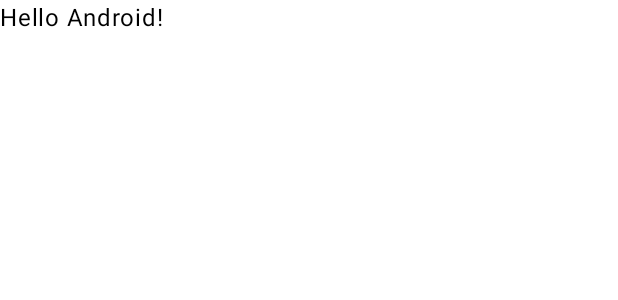
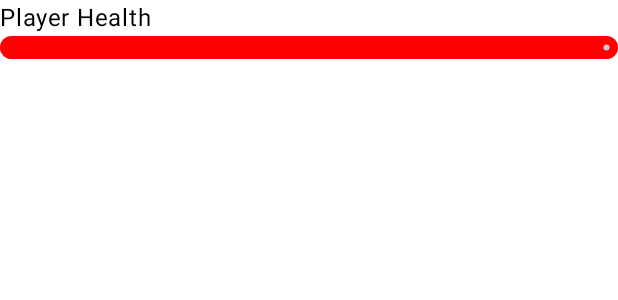
Before and after one commit to JustusUurtimo/Korttipakkka, an Android app built with Jetpack Compose: the @Preview function GreetingPreview, on a phone screen of 412 x 824 dp. Shown: the top 300 px of the screen. Run offline under Robolectric (Android 15) with nearby library versions, the phone set to English and light mode, and no system bars.

Commit message:
mvp hp bar

```diff
--- a/app/src/main/java/com/sq/thed_ck_licker/MainActivity.kt
+++ b/app/src/main/java/com/sq/thed_ck_licker/MainActivity.kt
@@ -7,10 +7,10 @@ import androidx.activity.enableEdgeToEdge
 import androidx.compose.foundation.layout.fillMaxSize
 import androidx.compose.foundation.layout.padding
 import androidx.compose.material3.Scaffold
-import androidx.compose.material3.Text
 import androidx.compose.runtime.Composable
 import androidx.compose.ui.Modifier
 import androidx.compose.ui.tooling.preview.Preview
+import com.sq.thed_ck_licker.player.HealthBar
 import com.sq.thed_ck_licker.ui.theme.TheD_ck_LickerTheme
 
 class MainActivity : ComponentActivity() {
@@ -20,28 +20,17 @@ class MainActivity : ComponentActivity() {
         setContent {
             TheD_ck_LickerTheme {
                 Scaffold(modifier = Modifier.fillMaxSize()) { innerPadding ->
-                    Greeting(
-                        name = "Android",
-                        modifier = Modifier.padding(innerPadding)
-                    )
+                    HealthBar(0f, modifier = Modifier.padding(innerPadding))
                 }
             }
         }
     }
 }
 
-@Composable
-fun Greeting(name: String, modifier: Modifier = Modifier) {
-    Text(
-        text = "Hello $name!",
-        modifier = modifier
-    )
-}
-
 @Preview(showBackground = true)
 @Composable
 fun GreetingPreview() {
     TheD_ck_LickerTheme {
-        Greeting("Android")
+        HealthBar(0f)
     }
 }
--- /dev/null
+++ b/app/src/main/java/com/sq/thed_ck_licker/player/Player.kt
@@ -0,0 +1,29 @@
+package com.sq.thed_ck_licker.player
+
+import androidx.compose.foundation.layout.Column
+import androidx.compose.foundation.layout.fillMaxWidth
+import androidx.compose.foundation.layout.height
+import androidx.compose.material3.LinearProgressIndicator
+import androidx.compose.material3.Text
+import androidx.compose.runtime.Composable
+import androidx.compose.ui.Modifier
+import androidx.compose.ui.graphics.Color
+import androidx.compose.ui.unit.dp
+
+@Composable
+fun HealthBar(health: Float, modifier: Modifier = Modifier) {
+    Column(modifier = modifier.fillMaxWidth()) {
+        Text(
+            text = "Player Health",
+            modifier = modifier
+        )
+        LinearProgressIndicator(
+            progress = { health },
+            modifier = Modifier
+                .fillMaxWidth()
+                .height(15.dp),
+            color = Color.LightGray,
+            trackColor = Color.Red, //remaining health
+        )
+    }
+}
--- a/app/src/main/res/values/strings.xml
+++ b/app/src/main/res/values/strings.xml
@@ -1,3 +1,3 @@
 <resources>
-    <string name="app_name">theD_ck_Licker</string>
+    <string name="app_name">KorttiPakka</string>
 </resources>
```
